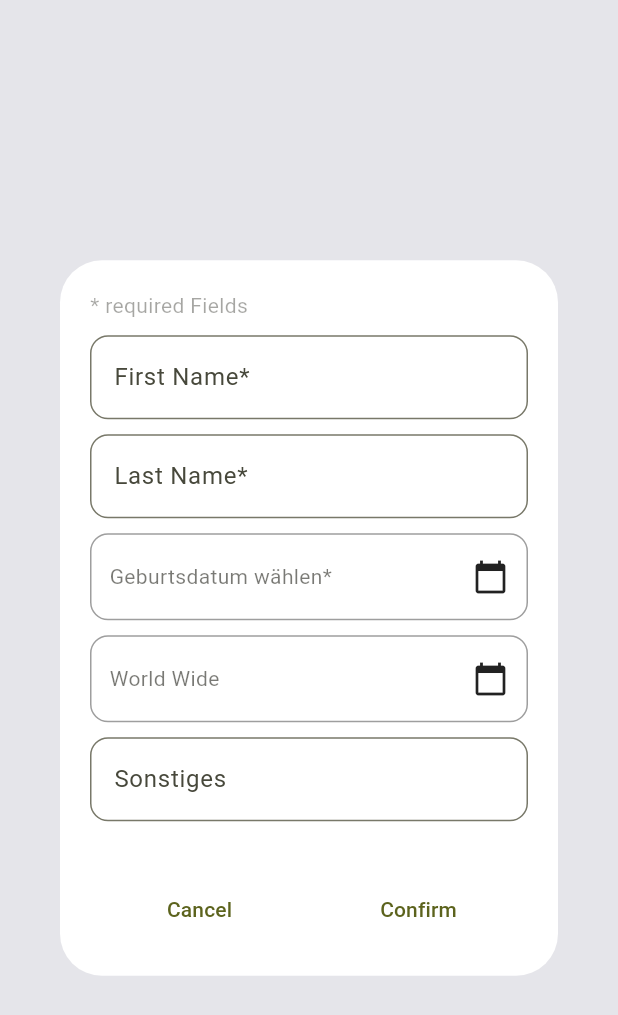
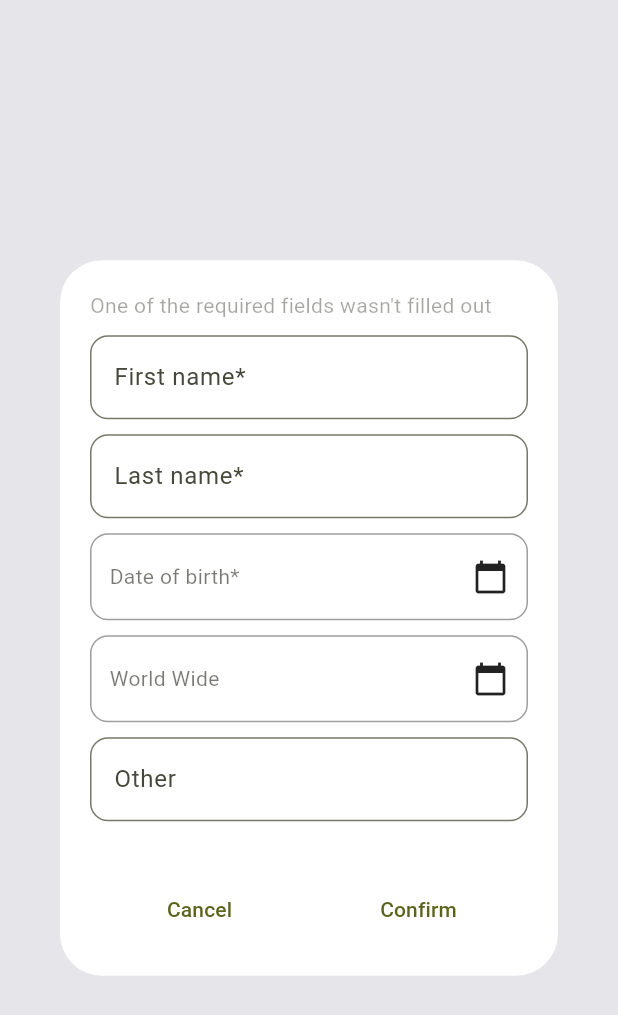
Before and after one commit to ngl16647/strohhalm-kleiderausgabe, a Flutter app: the AddUserDialog widget shown alone on an empty page, opened directly, on a phone screen of 412 x 824 dp. Shown: the top 1015 px of the screen. Run offline on Flutter 3.47's test engine with Material 3 defaults, Android fonts, the phone set to English and light mode, and no system bars; our stand-ins replace country_picker, fl_chart, flutter_animate, material_symbols_icons, pdf, printing and 4 more; missing offline and left inert: country_flags, mobile_scanner, window_manager; accounts and stored records are empty; generated files the repository leaves out were written again.

Commit message:
implement localization

```diff
--- a/frontend/lib/add_user_dialog.dart
+++ b/frontend/lib/add_user_dialog.dart
@@ -5,6 +5,7 @@ import 'package:strohhalm_app/main.dart';
 import 'package:strohhalm_app/user.dart';
 import 'package:strohhalm_app/utilities.dart';
 import 'database_helper.dart';
+import 'generated/l10n.dart';
 
 class AddUserDialog extends StatefulWidget {
   final User? user;
@@ -28,14 +29,15 @@ class AddUserDialogState extends State<AddUserDialog> {
 
   @override
   void initState() {
-    if(widget.user != null){
+    if (widget.user != null) {
       firstNameController.text = widget.user!.firstName;
       lastNameController.text = widget.user!.lastName;
       miscellaneousController.text = widget.user!.miscellaneous ?? "";
 
       selectedDate = DateTime.fromMillisecondsSinceEpoch(widget.user!.birthDay);
       hasChild = widget.user!.hasChild;
-      selectedCountry = Country.tryParse(widget.user!.birthCountry) ?? Country.worldWide;
+      selectedCountry =
+          Country.tryParse(widget.user!.birthCountry) ?? Country.worldWide;
     }
     super.initState();
   }
@@ -71,11 +73,20 @@ class AddUserDialogState extends State<AddUserDialog> {
               children: [
                 Align(
                   alignment: AlignmentDirectional.centerStart,
-                  child: Text("* required Fields", style: TextStyle(color: Theme.of(context).textTheme.titleSmall!.color?.withAlpha(100)), textAlign: TextAlign.start,),
+                  child: Text(
+                    S.of(context).required_fields,
+                    style: TextStyle(
+                        color: Theme.of(context)
+                            .textTheme
+                            .titleSmall!
+                            .color
+                            ?.withAlpha(100)),
+                    textAlign: TextAlign.start,
+                  ),
                 ),
                 TextField(
                   decoration: InputDecoration(
-                    hintText: "First Name*",
+                    hintText: S.of(context).firt_name,
                     border: OutlineInputBorder(
                       borderRadius: BorderRadius.circular(12),
                     ),
@@ -84,7 +95,7 @@ class AddUserDialogState extends State<AddUserDialog> {
                 ),
                 TextField(
                   decoration: InputDecoration(
-                    hintText: "Last Name*",
+                    hintText: S.of(context).last_name,
                     border: OutlineInputBorder(
                       borderRadius: BorderRadius.circular(12),
                     ),
@@ -95,7 +106,8 @@ class AddUserDialogState extends State<AddUserDialog> {
                   onTap: _pickDate,
                   borderRadius: BorderRadius.circular(12),
                   child: Container(
-                    padding: const EdgeInsets.symmetric(horizontal: 12, vertical: 16),
+                    padding: const EdgeInsets.symmetric(
+                        horizontal: 12, vertical: 16),
                     decoration: BoxDecoration(
                       border: Border.all(color: Colors.grey),
                       borderRadius: BorderRadius.circular(12),
@@ -106,9 +118,13 @@ class AddUserDialogState extends State<AddUserDialog> {
                         Text(
                           selectedDate != null
                               ? DateFormat("dd.MM.yyyy").format(selectedDate!)
-                              : "Geburtsdatum wählen*",
+                              : S.of(context).birthdate,
                           style: TextStyle(
-                            color: Theme.of(context).textTheme.bodyMedium!.color?.withAlpha(150),
+                            color: Theme.of(context)
+                                .textTheme
+                                .bodyMedium!
+                                .color
+                                ?.withAlpha(150),
                           ),
                         ),
                         const Icon(Icons.calendar_today),
@@ -117,7 +133,7 @@ class AddUserDialogState extends State<AddUserDialog> {
                   ),
                 ),
                 InkWell(
-                  onTap: (){
+                  onTap: () {
                     showCountryPicker(
                       context: context,
                       showSearch: true,
@@ -125,14 +141,14 @@ class AddUserDialogState extends State<AddUserDialog> {
                       onSelect: (Country country) {
                         setState(() {
                           selectedCountry = country;
-
                         });
                       },
                     );
                   },
                   borderRadius: BorderRadius.circular(12),
                   child: Container(
-                    padding: const EdgeInsets.symmetric(horizontal: 12, vertical: 16),
+                    padding: const EdgeInsets.symmetric(
+                        horizontal: 12, vertical: 16),
                     decoration: BoxDecoration(
                       border: Border.all(color: Colors.grey),
                       borderRadius: BorderRadius.circular(12),
@@ -143,7 +159,11 @@ class AddUserDialogState extends State<AddUserDialog> {
                         Text(
                           selectedCountry.name,
                           style: TextStyle(
-                            color: Theme.of(context).textTheme.bodyMedium!.color?.withAlpha(150),
+                            color: Theme.of(context)
+                                .textTheme
+                                .bodyMedium!
+                                .color
+                                ?.withAlpha(150),
                           ),
                         ),
                         const Icon(Icons.calendar_today),
@@ -166,7 +186,7 @@ class AddUserDialogState extends State<AddUserDialog> {
                 //),
                 TextField(
                   decoration: InputDecoration(
-                    hintText: "Sonstiges",
+                    hintText: S.of(context).other,
                     border: OutlineInputBorder(
                       borderRadius: BorderRadius.circular(12),
                     ),
@@ -176,49 +196,53 @@ class AddUserDialogState extends State<AddUserDialog> {
               ],
             ),
             const SizedBox(height: 20),
-            if(widget.user != null) TextButton.icon(
+            if (widget.user != null)
+              TextButton.icon(
                 onPressed: () async {
-                  bool? result = await Utilities().dialogConfirmation(context, "Bist du Sicher, dass du den Benutzer unwiderruflich löschen willst?");
-                  if(result != null){
+                  bool? result = await Utilities().dialogConfirmation(
+                      context, S.of(context).delete_confirm);
+                  if (result != null) {
                     navigatorKey.currentState?.pop([widget.user, true]);
                   }
                 },
-                label: Text("Delete"),
-              icon: Icon(Icons.delete),
-              style: TextButton.styleFrom(
-                minimumSize: Size(double.infinity, 50),
-                backgroundColor: Colors.redAccent.withAlpha(100)
+                label: Text(S.of(context).dialog_delete_button),
+                icon: Icon(Icons.delete),
+                style: TextButton.styleFrom(
+                    minimumSize: Size(double.infinity, 50),
+                    backgroundColor: Colors.redAccent.withAlpha(100)),
               ),
+            SizedBox(
+              height: 15,
             ),
-            SizedBox(height: 15,),
             Row(
               children: [
                 Expanded(
                   child: TextButton(
                     onPressed: () => Navigator.of(context).pop(null),
-                    child: const Text("Cancel"),
+                    child: Text(S.of(context).dialog_cancel),
                   ),
                 ),
                 Expanded(
                   child: TextButton(
                     onPressed: () async {
-                      if(firstNameController.text.isEmpty || lastNameController.text.isEmpty || selectedDate == null){
-                        ScaffoldMessenger.of(context).showSnackBar(
-                          SnackBar(content: Text("One of the required Fields wasn't filled out"))
-                        );
+                      if (firstNameController.text.isEmpty ||
+                          lastNameController.text.isEmpty ||
+                          selectedDate == null) {
+                        ScaffoldMessenger.of(context).showSnackBar(SnackBar(
+                            content: Text(S.of(context).required_fields)));
                         return;
                       }
-                      if(widget.user != null){
+                      if (widget.user != null) {
                         User user = widget.user!.copyWith(
                             firstName: firstNameController.text,
                             lastName: lastNameController.text,
                             birthDay: selectedDate!.millisecondsSinceEpoch,
                             birthCountry: selectedCountry.countryCode,
                             hasChild: hasChild,
-                            miscellaneous: miscellaneousController.text
-                        );
+                            miscellaneous: miscellaneousController.text);
                         await DatabaseHelper().updateUser(user);
-                        if(context.mounted) navigatorKey.currentState?.pop([user, false]);
+                        if (context.mounted)
+                          navigatorKey.currentState?.pop([user, false]);
                       } else {
                         User? user = await DatabaseHelper().addUser(
                             firstNameController.text,
@@ -226,12 +250,12 @@ class AddUserDialogState extends State<AddUserDialog> {
                             selectedDate!.millisecondsSinceEpoch,
                             selectedCountry.countryCode,
                             hasChild,
-                            miscellaneousController.text
-                        );
-                        if(context.mounted) navigatorKey.currentState?.pop([user, false]);
-                        }
-                      },
-                    child: const Text("Confirm"),
+                            miscellaneousController.text);
+                        if (context.mounted)
+                          navigatorKey.currentState?.pop([user, false]);
+                      }
+                    },
+                    child: Text(S.of(context).dialog_confirm_button),
                   ),
                 ),
               ],
--- a/frontend/pubspec.yaml
+++ b/frontend/pubspec.yaml
@@ -64,6 +64,7 @@ dev_dependencies:
   # package. See that file for information about deactivating specific lint
   # rules and activating additional ones.
   flutter_lints: ^5.0.0
+  intl_utils: ^2.8.11
 
 # For information on the generic Dart part of this file, see the
 # following page: https://dart.dev/tools/pub/pubspec
@@ -76,6 +77,7 @@ flutter:
   # included with your application, so that you can use the icons in
   # the material Icons class.
   uses-material-design: true
+  generate: true
 
   # To add assets to your application, add an assets section, like this:
   # assets:
```
Also changed, not shown: frontend/lib/create_qr_code.dart (+6 -3 lines), frontend/lib/customer_gridview_item.dart (+66 -39 lines), frontend/lib/customer_listview_item.dart (+9 -7 lines), frontend/lib/l10n/intl_de.arb (+45 -1 lines), frontend/lib/l10n/intl_en.arb (+46 -1 lines), frontend/lib/main_page.dart (+26 -25 lines), frontend/lib/statistic_page.dart (+9 -6 lines), frontend/lib/generated/intl/messages_de.dart, frontend/lib/generated/intl/messages_en.dart, frontend/lib/generated/l10n.dart, frontend/pubspec.lock.
